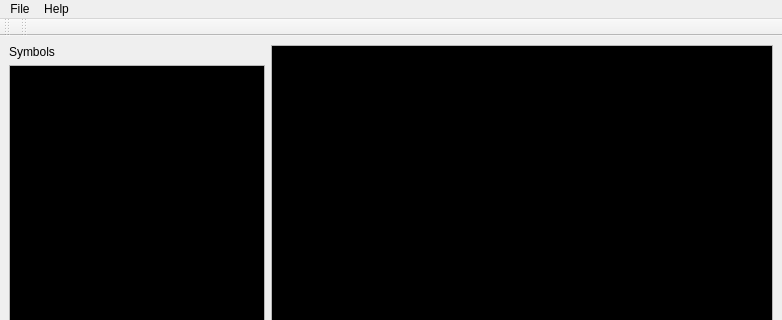
Before: the Qt Designer form uvudec/GUI/uvudec.ui in JohnDMcMaster/uvudec, drawn with Qt 5; both pictures show x 0 to 782 and y 0 to 320 of the 782 by 518 pixel window.
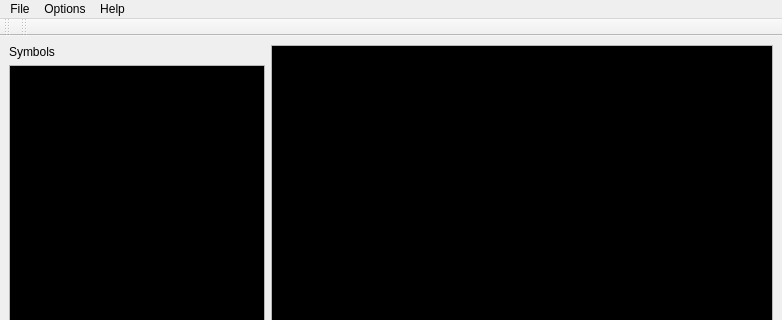
After: the same form once the commit is applied.

Commit message: Options placeholder menu

```diff
--- a/uvudec/GUI/uvudec.ui
+++ b/uvudec/GUI/uvudec.ui
@@ -193,7 +193,15 @@
     </property>
     <addaction name="actionAbout"/>
    </widget>
+   <widget class="QMenu" name="menuOptions">
+    <property name="title">
+     <string>Options</string>
+    </property>
+    <addaction name="actionOptions"/>
+    <addaction name="actionPlugins"/>
+   </widget>
    <addaction name="menuFile"/>
+   <addaction name="menuOptions"/>
    <addaction name="menuHelp"/>
   </widget>
   <widget class="QStatusBar" name="statusBar"/>
```
Left out of the diff: 10 changed lines with no effect on the pictures.
